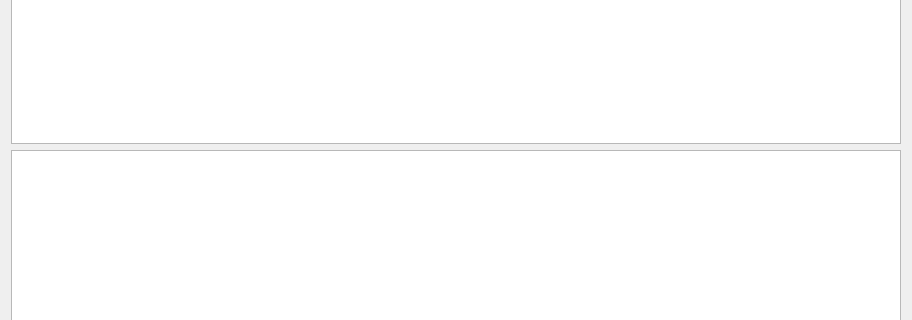
Above: src/widgets/csvdatatableinfo.ui from N1vn0vem8er/cutetoolbox before the change; both pictures show x 0 to 912 and y 87 to 407 of the 912 by 702 pixel window. Below: the same form after it.
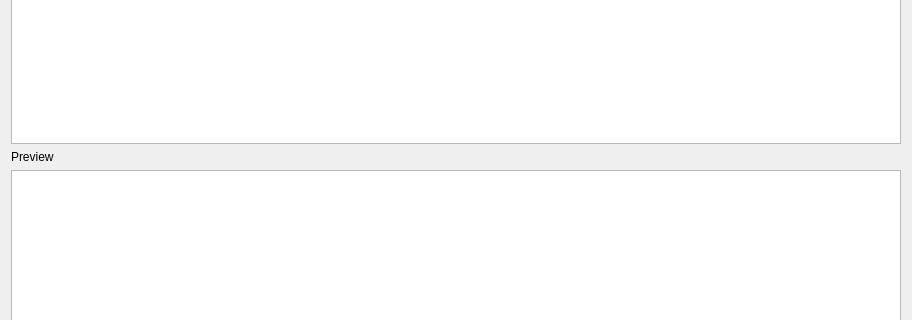
That is the form after the change. Icons and pictures are not drawn.

Commit message: Added hiding ui elements when table closed

```diff
--- a/src/widgets/csvdatatableinfo.ui
+++ b/src/widgets/csvdatatableinfo.ui
@@ -13,7 +13,7 @@
   <property name="windowTitle">
    <string>Form</string>
   </property>
-  <layout class="QVBoxLayout" name="verticalLayout" stretch="0,0,1">
+  <layout class="QVBoxLayout" name="verticalLayout" stretch="0,0,0,1">
    <item>
     <layout class="QHBoxLayout" name="horizontalLayout_2">
      <item>
@@ -102,6 +102,13 @@
      </property>
     </widget>
    </item>
+   <item>
+    <widget class="QLabel" name="label_2">
+     <property name="text">
+      <string>Preview</string>
+     </property>
+    </widget>
+   </item>
    <item>
     <widget class="QTableView" name="table">
      <property name="editTriggers">
```
The commit also changes 1 other file.
